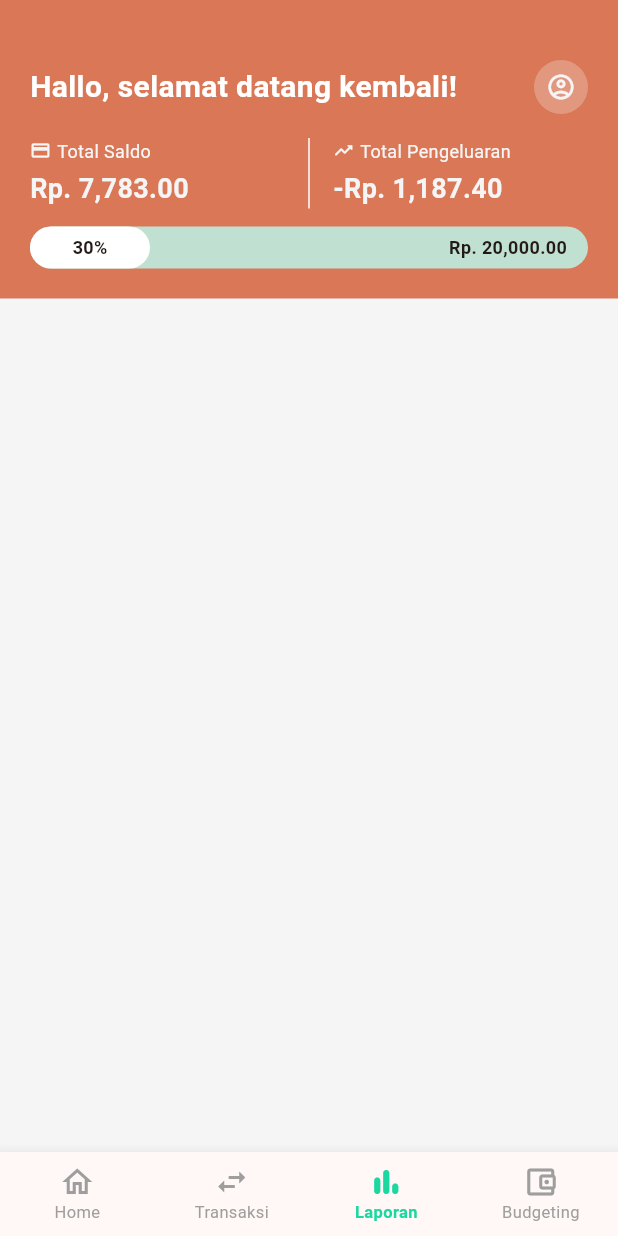
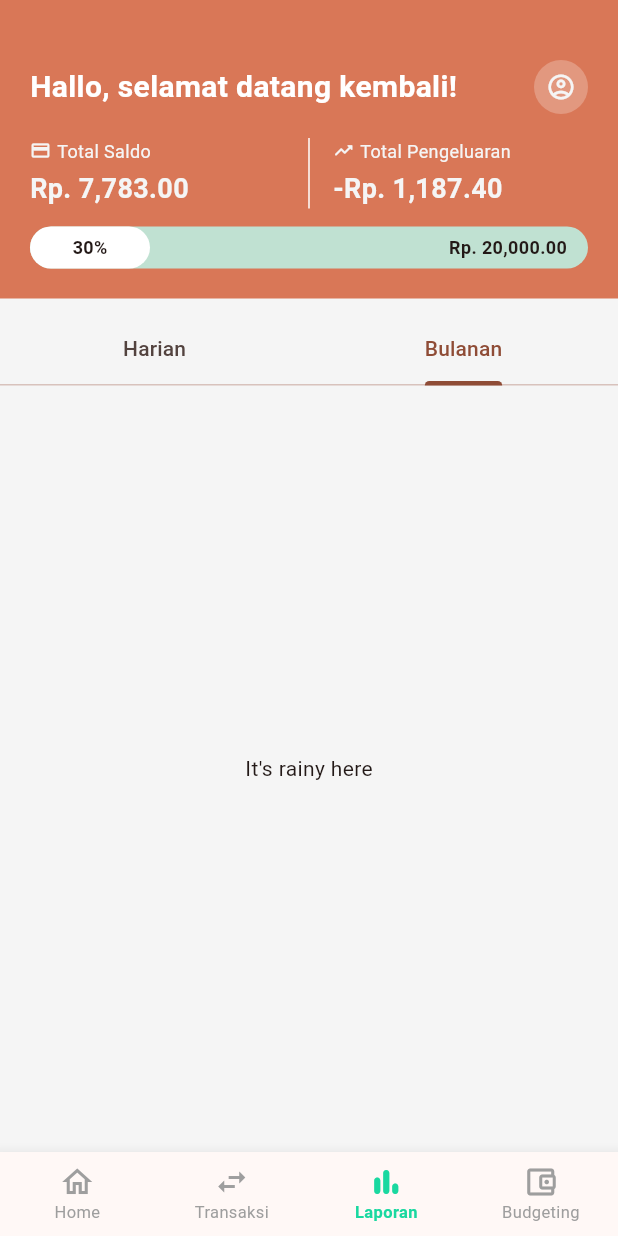
Before and after one commit to Endraagustino22/pencatatan-keuangan-app, a Flutter app: the screen it shows after launch, item 3 of the bottom bar chosen, on a phone screen of 412 x 824 dp. Run offline on Flutter 3.47's test engine with Material 3 defaults, Android fonts, the light colour scheme and no system bars.

Commit message:
feat: add TabBarLaporan widget

```diff
--- a/lib/screen/laporan/laporan_screen.dart
+++ b/lib/screen/laporan/laporan_screen.dart
@@ -1,5 +1,6 @@
 import 'package:flutter/material.dart';
 import 'package:pencatatan_keuangan_app/screen/dashboard/widgets/jumlah_saldo.dart';
+import 'package:pencatatan_keuangan_app/screen/laporan/widgets/tab_view.dart';
 
 class LaporanScreenWidget extends StatefulWidget {
   const LaporanScreenWidget({super.key});
@@ -15,6 +16,7 @@ class _LaporanScreenWidgetState extends State<LaporanScreenWidget> {
       children: [
           SaldoSummaryWidget(),
           SizedBox(height: 10),
+          TabBarLaporan(),
       ],
     );
   }
--- /dev/null
+++ b/lib/screen/laporan/widgets/tab_view.dart
@@ -0,0 +1,33 @@
+import 'package:flutter/material.dart';
+
+class TabBarLaporan extends StatelessWidget {
+  const TabBarLaporan({super.key});
+
+  @override
+  Widget build(BuildContext context) {
+    return const Expanded(
+      child: DefaultTabController(
+        initialIndex: 1,
+        length: 2,
+        child: Column(
+          children: [
+            TabBar(
+              tabs: <Widget>[
+                Tab(text: "Harian",),
+                Tab(text: "Bulanan",),
+              ],
+            ),
+            Expanded(
+              child: TabBarView(
+                children: <Widget>[
+                  Center(child: Text("It's cloudy here")),
+                  Center(child: Text("It's rainy here")),
+                ],
+              ),
+            ),
+          ],
+        ),
+      ),
+    );
+  }
+}
```
